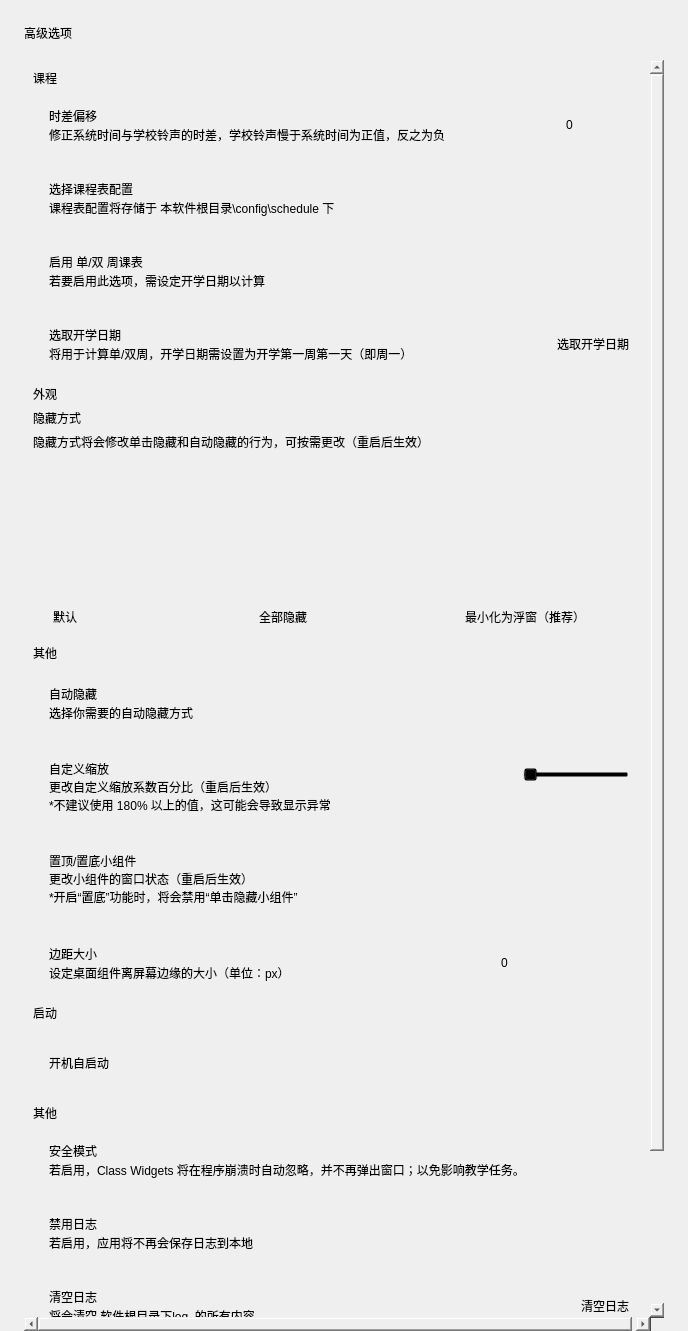
The window that view/menu/advance.ui (yhlhoh/Class-Widgets) describes before a commit, drawn with Qt 5.
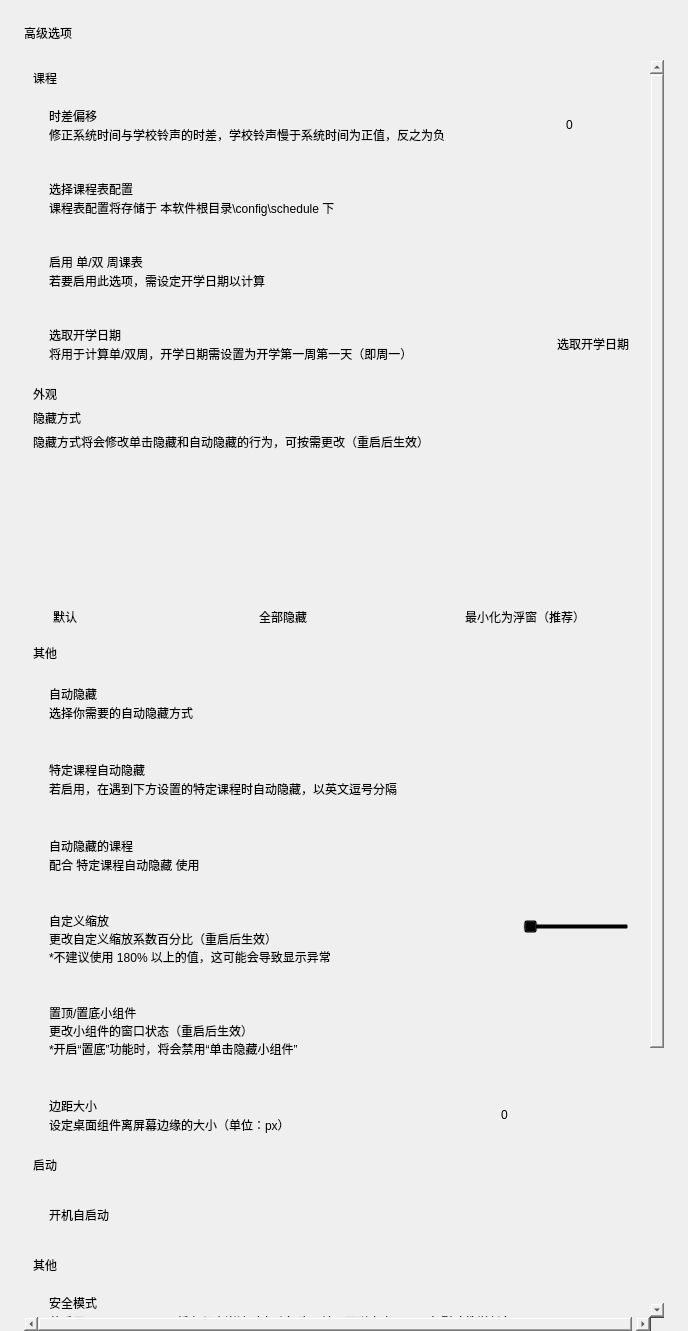
The same window after the commit. Icons and pictures are not drawn. Custom widgets are drawn as their Qt base class.

Commit message:
feat: 在某些课程时不隐藏课表 (#430)
* Update main.py

* Update advance.ui

* Update main.py

fix bug

* Update menu.py

* Update main.py

fix bug

* Update advance.ui

* Update default_config.json

* fix config_center

---------

The edit to the form file:
```diff
--- a/view/menu/advance.ui
+++ b/view/menu/advance.ui
@@ -671,6 +671,168 @@
            </layout>
           </widget>
          </item>
+         <item>
+          <widget class="CardWidget" name="CardWidget_14">
+           <property name="minimumSize">
+            <size>
+             <width>0</width>
+             <height>70</height>
+            </size>
+           </property>
+           <layout class="QHBoxLayout" name="horizontalLayout_15">
+            <property name="spacing">
+             <number>16</number>
+            </property>
+            <property name="leftMargin">
+             <number>16</number>
+            </property>
+            <property name="topMargin">
+             <number>16</number>
+            </property>
+            <property name="rightMargin">
+             <number>16</number>
+            </property>
+            <property name="bottomMargin">
+             <number>16</number>
+            </property>
+            <item>
+             <layout class="QVBoxLayout" name="verticalLayout_24">
+              <property name="spacing">
+               <number>0</number>
+              </property>
+              <item>
+               <widget class="StrongBodyLabel" name="StrongBodyLabel_16">
+                <property name="sizePolicy">
+                 <sizepolicy hsizetype="Expanding" vsizetype="Preferred">
+                  <horstretch>0</horstretch>
+                  <verstretch>0</verstretch>
+                 </sizepolicy>
+                </property>
+                <property name="text">
+                 <string>特定课程自动隐藏</string>
+                </property>
+               </widget>
+              </item>
+              <item>
+               <widget class="CaptionLabel" name="CaptionLabel_14">
+                <property name="text">
+                 <string>若启用，在遇到下方设置的特定课程时自动隐藏，以英文逗号分隔</string>
+                </property>
+                <property name="wordWrap">
+                 <bool>false</bool>
+                </property>
+                <property name="lightColor" stdset="0">
+                 <color alpha="150">
+                  <red>0</red>
+                  <green>0</green>
+                  <blue>0</blue>
+                 </color>
+                </property>
+                <property name="darkColor" stdset="0">
+                 <color alpha="200">
+                  <red>255</red>
+                  <green>255</green>
+                  <blue>255</blue>
+                 </color>
+                </property>
+               </widget>
+              </item>
+             </layout>
+            </item>
+            <item>
+             <widget class="SwitchButton" name="switch_exclude_startup" native="true">
+              <property name="onText" stdset="0">
+               <string>启用</string>
+              </property>
+              <property name="offText" stdset="0">
+               <string>禁用</string>
+              </property>
+             </widget>
+            </item>
+           </layout>
+          </widget>
+         </item>
+         <item>
+          <widget class="CardWidget" name="CardWidget_15">
+           <property name="minimumSize">
+            <size>
+             <width>0</width>
+             <height>70</height>
+            </size>
+           </property>
+           <layout class="QHBoxLayout" name="horizontalLayout_16">
+            <property name="spacing">
+             <number>16</number>
+            </property>
+            <property name="leftMargin">
+             <number>16</number>
+            </property>
+            <property name="topMargin">
+             <number>16</number>
+            </property>
+            <property name="rightMargin">
+             <number>16</number>
+            </property>
+            <property name="bottomMargin">
+             <number>16</number>
+            </property>
+            <item>
+             <layout class="QVBoxLayout" name="verticalLayout_25">
+              <property name="spacing">
+               <number>0</number>
+              </property>
+              <item>
+               <widget class="StrongBodyLabel" name="StrongBodyLabel_17">
+                <property name="sizePolicy">
+                 <sizepolicy hsizetype="Expanding" vsizetype="Preferred">
+                  <horstretch>0</horstretch>
+                  <verstretch>0</verstretch>
+                 </sizepolicy>
+                </property>
+                <property name="text">
+                 <string>自动隐藏的课程</string>
+                </property>
+               </widget>
+              </item>
+              <item>
+               <widget class="CaptionLabel" name="CaptionLabel_14">
+                <property name="text">
+                 <string>配合 特定课程自动隐藏 使用</string>
+                </property>
+                <property name="wordWrap">
+                 <bool>false</bool>
+                </property>
+                <property name="lightColor" stdset="0">
+                 <color alpha="150">
+                  <red>0</red>
+                  <green>0</green>
+                  <blue>0</blue>
+                 </color>
+                </property>
+                <property name="darkColor" stdset="0">
+                 <color alpha="200">
+                  <red>255</red>
+                  <green>255</green>
+                  <blue>255</blue>
+                 </color>
+                </property>
+               </widget>
+              </item>
+             </layout>
+            </item>
+           <item>
+             <widget class="LineEdit" name="excluded_lessons">
+              <property name="sizePolicy">
+               <sizepolicy hsizetype="Maximum" vsizetype="Fixed">
+                <horstretch>0</horstretch>
+                <verstretch>0</verstretch>
+               </sizepolicy>
+              </property>
+             </widget>
+            </item>
+           </layout>
+          </widget>
+         </item>
          <item>
           <widget class="CardWidget" name="CardWidget_13">
            <property name="minimumSize">
```
The commit also changes 3 other files.
